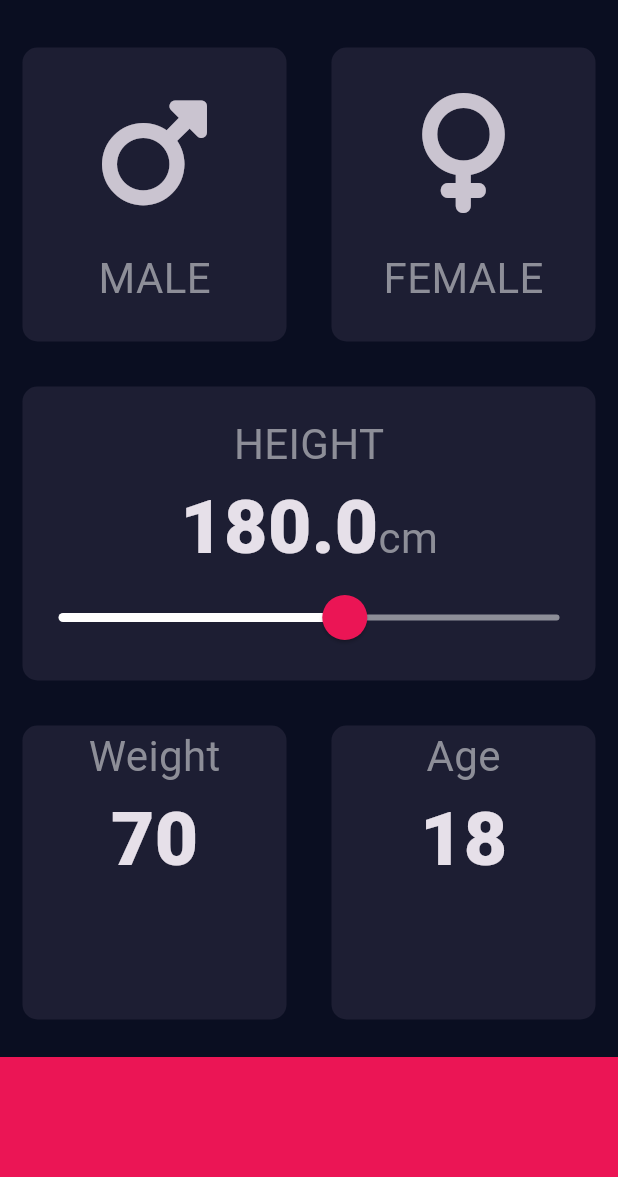
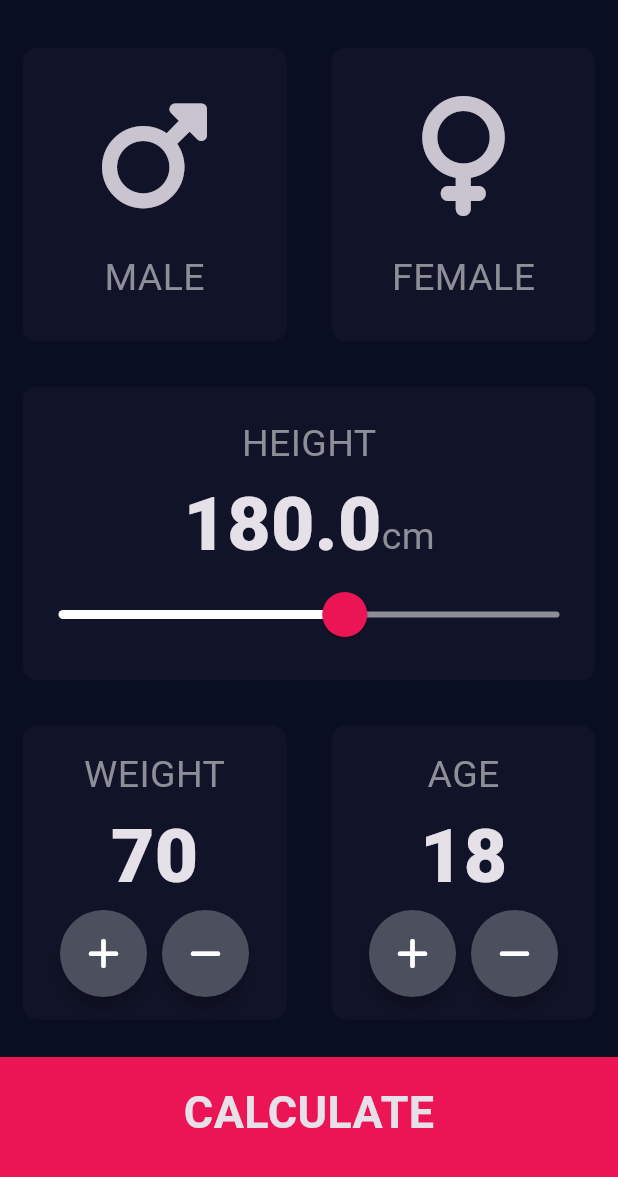
Before and after one commit to AhmedA005/BMICalculator, a Flutter app: the screen it shows after launch, on a phone screen of 412 x 824 dp, the part 59-1236 px from its top. Run offline on Flutter 3.47's test engine with Material 3 defaults, Android fonts, the phone set to English and light mode, and no system bars; our stand-ins replace font_awesome_flutter.

Commit message:
finished styling

```diff
--- /dev/null
+++ b/lib/bottom_button.dart
@@ -0,0 +1,30 @@
+import 'package:flutter/material.dart';
+
+import 'constants.dart';
+
+class BottomButton extends StatelessWidget {
+  final Function() onTap;
+  final String text;
+
+  const BottomButton({super.key, required this.onTap, required this.text});
+
+  @override
+  Widget build(BuildContext context) {
+    return GestureDetector(
+      onTap: onTap,
+      child: Container(
+        color: kBottomContainerColor,
+        margin: const EdgeInsets.only(top: 10),
+        width: double.infinity,
+        height: kBottomContainerHeight,
+        padding: const EdgeInsets.only(bottom: 6),
+        child: Center(
+          child: Text(
+            text,
+            style: const TextStyle(fontSize: 30, fontWeight: FontWeight.bold),
+          ),
+        ),
+      ),
+    );
+  }
+}
--- a/lib/constants.dart
+++ b/lib/constants.dart
@@ -2,14 +2,20 @@ import 'package:flutter/material.dart';
 
 const kBottomContainerHeight = 80.0;
 const kBottomContainerColor = Color(0xFFEB1555);
-const kActiveCardColor = Color(0XFF111328);
-const kInactiveCardColor = Color(0XFF1D1E33);
+const kInactiveCardColor = Color(0XFF111328);
+const kActiveCardColor = Color(0XFF1D1E33);
 const kSliderActiveColor = Color(0xFFEB1555);
 const kSliderInactiveColor = Color(0xFF8D8E98);
 
 const kLabelTextStyle = TextStyle(
-  fontSize: 28,
+  fontSize: 25,
   color: Color(0xFF8D8E98),
 );
 
 const kNumberTextStyle = TextStyle(fontSize: 50, fontWeight: FontWeight.w900);
+const kResultTextStyle = TextStyle(
+    color: Color(0xFF24D876), fontSize: 22, fontWeight: FontWeight.bold);
+
+const kBMITextStyle = TextStyle(fontSize: 100, fontWeight: FontWeight.bold);
+
+const kBodyTextStyle = TextStyle(fontSize: 22);
--- a/lib/input_page.dart
+++ b/lib/input_page.dart
@@ -1,9 +1,12 @@
 import 'package:flutter/material.dart';
 import 'package:font_awesome_flutter/font_awesome_flutter.dart';
 
+import 'bottom_button.dart';
 import 'constants.dart';
 import 'icon_content.dart';
+import 'results_page.dart';
 import 'reusable_card.dart';
+import 'round_icon_button.dart';
 
 enum Gender { male, female }
 
@@ -128,17 +131,41 @@ class _InputPageState extends State<InputPage> {
                   child: ReusableCard(
                     color: kInactiveCardColor,
                     cardChild: Column(
+                      mainAxisAlignment: MainAxisAlignment.center,
                       children: [
                         const Text(
-                          'Weight',
+                          'WEIGHT',
                           style: kLabelTextStyle,
                         ),
                         Text(
                           weight.toString(),
                           style: kNumberTextStyle,
                         ),
-                        const Row(
-                          children: [],
+                        Row(
+                          mainAxisAlignment: MainAxisAlignment.center,
+                          children: [
+                            RoundIconButton(
+                              icon: FontAwesomeIcons.plus,
+                              onPress: () {
+                                setState(
+                                  () {
+                                    weight++;
+                                  },
+                                );
+                              },
+                            ),
+                            const SizedBox(width: 10),
+                            RoundIconButton(
+                              icon: FontAwesomeIcons.minus,
+                              onPress: () {
+                                setState(
+                                  () {
+                                    weight--;
+                                  },
+                                );
+                              },
+                            ),
+                          ],
                         ),
                       ],
                     ),
@@ -148,17 +175,42 @@ class _InputPageState extends State<InputPage> {
                   child: ReusableCard(
                     color: kInactiveCardColor,
                     cardChild: Column(
+                      mainAxisAlignment: MainAxisAlignment.center,
                       children: [
                         const Text(
-                          'Age',
+                          'AGE',
                           style: kLabelTextStyle,
                         ),
                         Text(
                           age.toString(),
                           style: kNumberTextStyle,
                         ),
-                        const Row(
-                          children: [],
+                        Row(
+                          mainAxisAlignment: MainAxisAlignment.center,
+                          children: [
+                            RoundIconButton(
+                              icon: FontAwesomeIcons.plus,
+                              onPress: () {
+                                setState(
+                                  () {
+                                    age++;
+                                  },
+                                );
+                              },
+                            ),
+                            const SizedBox(width: 10),
+                            RoundIconButton(
+                              icon: FontAwesomeIcons.minus,
+                              onPress: () {
+                                setState(
+                                  () {
+                                    age--;
+                                    if (age < 1) age = 0;
+                                  },
+                                );
+                              },
+                            ),
+                          ],
                         ),
                       ],
                     ),
@@ -167,12 +219,16 @@ class _InputPageState extends State<InputPage> {
               ],
             ),
           ),
-          Container(
-            color: kBottomContainerColor,
-            margin: const EdgeInsets.only(top: 10),
-            width: double.infinity,
-            height: kBottomContainerHeight,
-          )
+          BottomButton(
+              onTap: () {
+                Navigator.push(
+                  context,
+                  MaterialPageRoute(
+                    builder: (context) => const ResultsPage(),
+                  ),
+                );
+              },
+              text: 'CALCULATE'),
         ],
       ),
     );
--- /dev/null
+++ b/lib/round_icon_button.dart
@@ -0,0 +1,20 @@
+import 'package:flutter/material.dart';
+
+class RoundIconButton extends StatelessWidget {
+  const RoundIconButton({super.key, required this.icon, required this.onPress});
+
+  final IconData icon;
+  final Function() onPress;
+
+  @override
+  Widget build(BuildContext context) {
+    return RawMaterialButton(
+      onPressed: onPress,
+      elevation: 5,
+      constraints: const BoxConstraints.tightFor(width: 58, height: 58),
+      shape: const CircleBorder(),
+      fillColor: const Color(0xFF4C4F5E),
+      child: Icon(icon),
+    );
+  }
+}
```
Also changed, not shown: lib/results_page.dart (added, +70 -0 lines).
